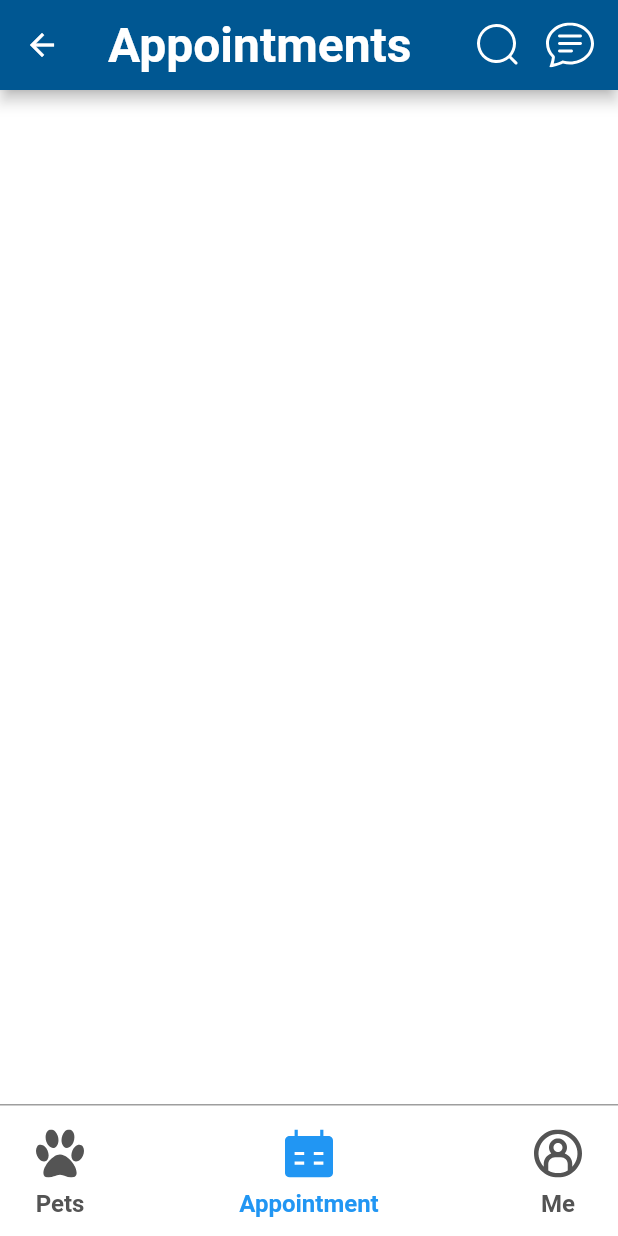
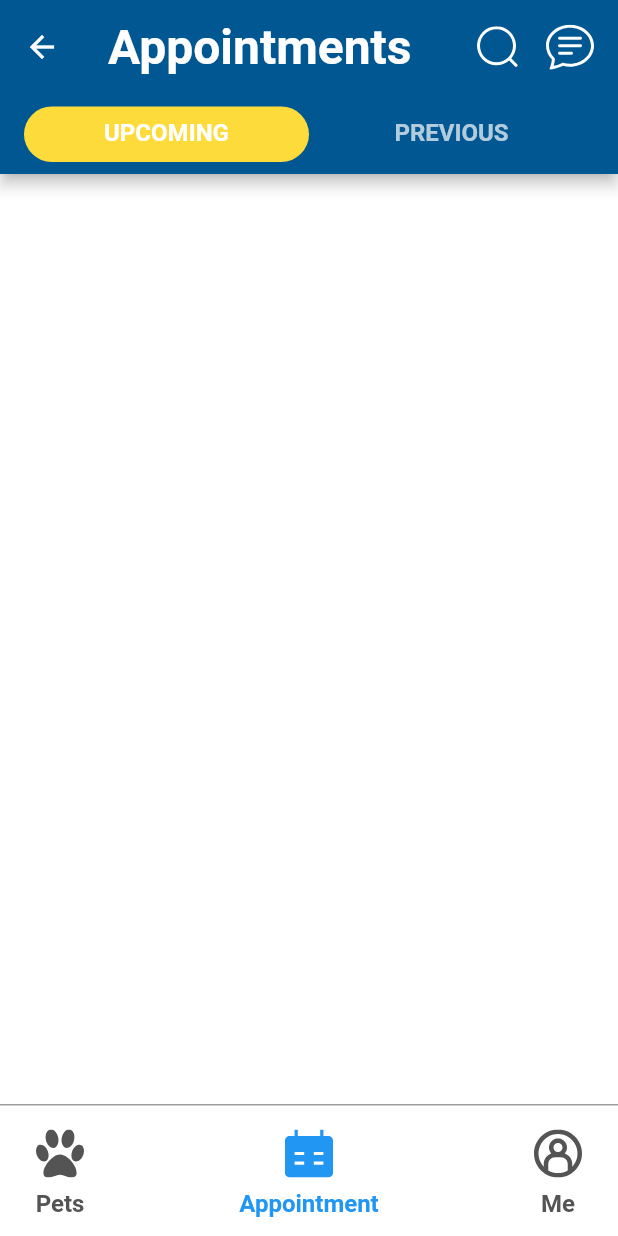
Before and after one commit to akosijho/flutter_optipets, a Flutter app: the AppointmentView screen opened by its route, on a phone screen of 412 x 824 dp. Run offline on Flutter 3.47's test engine with Material 2 defaults, Android fonts, the phone set to English and light mode, and no system bars; our stand-ins replace flutter_svg, get, stacked; Roboto replaces fonts that are missing (SF-Pro).

Commit message:
Add to tab bar.

```diff
--- a/lib/main.dart
+++ b/lib/main.dart
@@ -4,6 +4,7 @@ import 'package:flutter_optipets/app/app.locator.dart';
 import 'package:flutter_optipets/app/app.router.dart';
 import 'package:flutter_optipets/core/services/navigation/navigation_sevice.dart';
 import 'package:flutter_optipets/utils/my_themes.dart';
+import 'package:flutter_optipets/views/appointment_screen/appointment_view.dart';
 import 'package:flutter_optipets/views/splash_screen/splash_screen_view.dart';
 import 'package:get/get_navigation/get_navigation.dart';
 
@@ -18,6 +19,7 @@ void main() {
       navigatorKey: locator<NavigationService>().navigatorKey,
       debugShowCheckedModeBanner: false,
       title: "Optipets",
+      home: AppointmentView(),
     ));
   });
   //runApp(const MyApp());
--- a/lib/utils/my_themes.dart
+++ b/lib/utils/my_themes.dart
@@ -72,7 +72,7 @@ class MyThemes {
     bottomAppBarColor: Colors.white,
     toggleableActiveColor: MyColors.blueButtonColor,
     splashColor: MyColors.yellow.withOpacity(0.1),
-    highlightColor: MyColors.yellow.withOpacity(0.1),
+    highlightColor: MyColors.yellow,
     hoverColor: MyColors.yellow.withOpacity(0.1),
     inputDecorationTheme: InputDecorationTheme(
       filled: true,
--- a/lib/views/appointment_screen/appointment_view.dart
+++ b/lib/views/appointment_screen/appointment_view.dart
@@ -1,18 +1,28 @@
 import 'package:flutter/material.dart';
+import 'package:flutter_optipets/views/appointment_screen/appointments_screen_view_model.dart';
 import 'package:flutter_optipets/views/widgets/bottom_appbar.dart';
 import 'package:flutter_optipets/views/widgets/top_appbar.dart';
+import 'package:stacked/stacked.dart';
 
 class AppointmentView extends StatelessWidget {
   const AppointmentView({Key? key}) : super(key: key);
 
   @override
   Widget build(BuildContext context) {
-    return Scaffold(
-      backgroundColor: Theme.of(context).scaffoldBackgroundColor,
-      appBar: myAppBar("Appointments"),
-      bottomNavigationBar: const MyBottomAppBar(
-        isAppointment: true,
-      ),
+    return ViewModelBuilder<AppointmentViewModel>.reactive(
+      viewModelBuilder: () => AppointmentViewModel(),
+      builder: (context, viewModel, child) {
+        return DefaultTabController(
+          length: viewModel.tabs.length,
+          child: Scaffold(
+            backgroundColor: Theme.of(context).scaffoldBackgroundColor,
+            appBar: myAppBar("Appointments", tabs: viewModel.tabs),
+            bottomNavigationBar: const MyBottomAppBar(
+              isAppointment: true,
+            ),
+          ),
+        );
+      }
     );
   }
 }
--- /dev/null
+++ b/lib/views/appointment_screen/appointments_screen_view_model.dart
@@ -0,0 +1,20 @@
+import 'package:flutter/material.dart';
+
+class AppointmentViewModel extends ChangeNotifier {
+  final List<Widget> tabs = [
+    const Padding(
+      padding: EdgeInsets.all(8.0),
+      child: Center(child: Text('UPCOMING',style: TextStyle(
+        fontSize: 16,
+        fontWeight: FontWeight.w700,
+      ),)),
+    ),
+     const Padding(
+      padding: EdgeInsets.all(8.0),
+      child: Center(child: Text('PREVIOUS',style: TextStyle(
+        fontSize: 16,
+        fontWeight: FontWeight.w700,
+      ),)),
+    ),
+  ];
+}
--- a/lib/views/customer_profile/customer_profile_view.dart
+++ b/lib/views/customer_profile/customer_profile_view.dart
@@ -11,9 +11,7 @@ class CustomerProfileView extends StatelessWidget{
     return Scaffold(
       backgroundColor: Theme.of(context).scaffoldBackgroundColor,
       appBar: myAppBar("Me"),
-      body: Center(
-        child: myCircularProgress(),
-      ),
+      body: myCircularProgress(),
       bottomNavigationBar: const MyBottomAppBar(
         isProfile: true,
       ),
--- a/lib/views/widgets/top_appbar.dart
+++ b/lib/views/widgets/top_appbar.dart
@@ -3,20 +3,25 @@ import 'package:flutter_optipets/utils/svg_icons.dart';
 import 'package:flutter_svg/flutter_svg.dart';
 import 'package:get/get.dart';
 
-AppBar myAppBar(String title) {
+AppBar myAppBar(
+  String title, {
+  List<Widget>? tabs,
+}) {
   return AppBar(
-    toolbarHeight: 60,
+      toolbarHeight: title == "Appointments" ? 68 : 60,
       title: Text(
         title,
         style: Theme.of(Get.context!).textTheme.headline2,
       ),
       actions: [
         Padding(
-        padding: const EdgeInsets.only(right:8.0),
+          padding: const EdgeInsets.only(right: 8.0),
           child: Row(
             mainAxisAlignment: MainAxisAlignment.spaceBetween,
             children: [
-            IconButton(onPressed: () {}, icon: SvgPicture.asset(SvgIcons.searchIcon)),
+              IconButton(
+                  onPressed: () {},
+                  icon: SvgPicture.asset(SvgIcons.searchIcon)),
               IconButton(
                   onPressed: () {},
                   icon: SvgPicture.asset(
@@ -26,5 +31,22 @@ AppBar myAppBar(String title) {
           ),
         ),
       ],
+      bottom: title != "Appointments" ? null : myTabBar(tabs));
+}
+
+TabBar myTabBar(
+  List<Widget>? tabs,
+) {
+  return TabBar(
+    padding: const EdgeInsets.fromLTRB(16, 8, 16, 8),
+    indicator: myTabIndicator(),
+    tabs: tabs!,
   );
 }
+
+BoxDecoration myTabIndicator() {
+  return BoxDecoration(
+    borderRadius: BorderRadius.circular(50),
+    color: Theme.of(Get.context!).highlightColor,
+  );
+}
```
Also changed, not shown: lib/views/widgets/my_circular_progress.dart (+6 -3 lines). Lines whose indentation alone changed are shown as unchanged.
